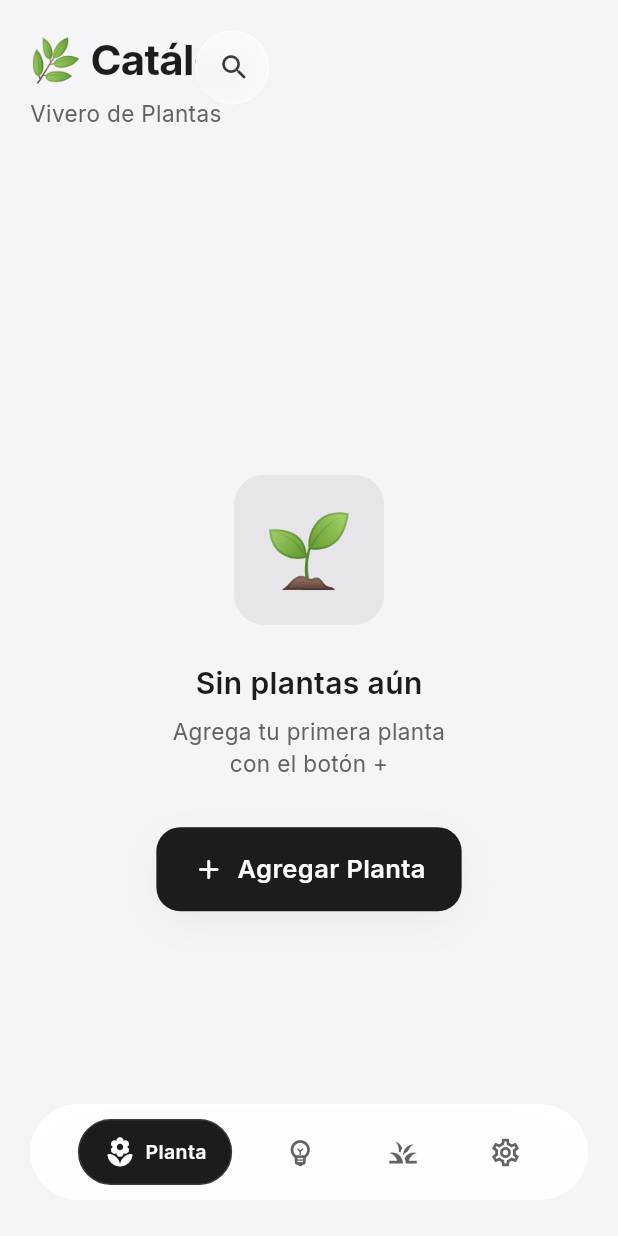
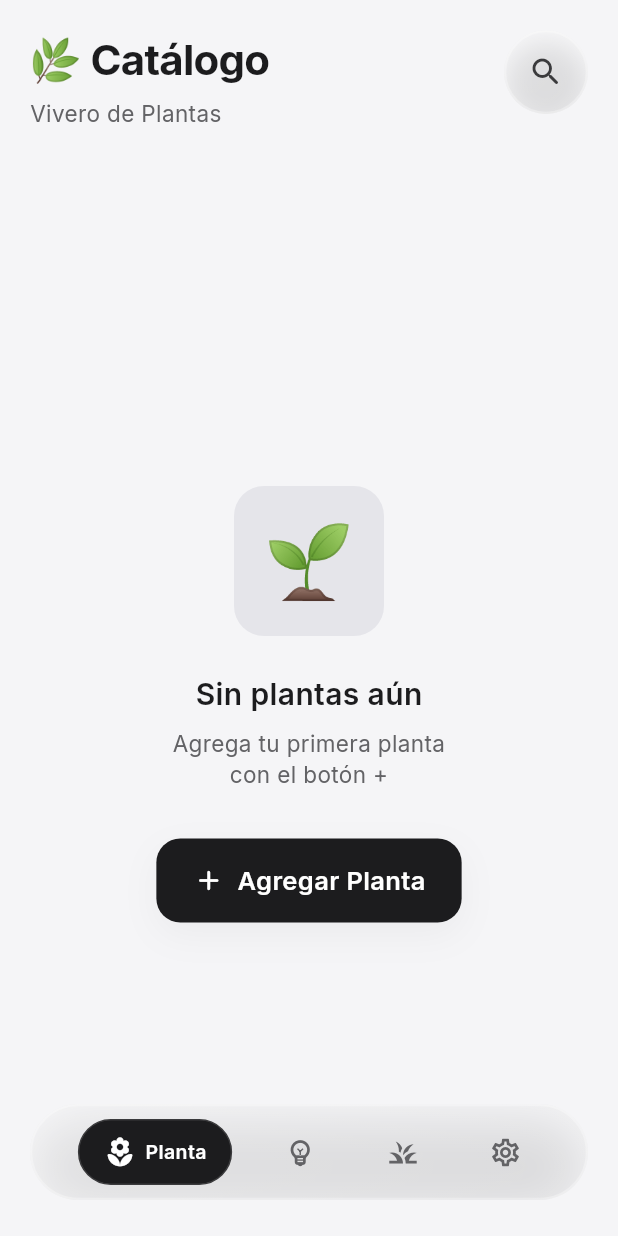
Before and after one commit to UziPech/viveroBalam, a Flutter app: the screen it shows after launch, on a phone screen of 412 x 824 dp. Run offline on Flutter 3.47's test engine with Material 3 defaults, Android fonts, the phone set to English and light mode, and no system bars; drawn by our look-alikes of flutter_animate; our stand-ins replace file_picker, flutter_image_compress, flutter_riverpod, gap, go_router, google_fonts and 4 more; accounts and stored records are empty.

Commit message:
mejoras de diseño

```diff
--- a/lib/core/widgets/animated_search_bar.dart
+++ b/lib/core/widgets/animated_search_bar.dart
@@ -1,21 +1,22 @@
 import 'dart:ui';
 import 'package:flutter/material.dart';
 import '../theme/app_design.dart';
+import '../theme/app_colors.dart';
 
-/// Buscador expansible animado estilo iOS con Glassmorphism
+/// Buscador expansible animado con efecto Liquid Glass
 /// Se expande de un círculo con lupa a una barra de búsqueda completa
 class AnimatedSearchBar extends StatefulWidget {
   final Function(String) onSearch;
   final String hintText;
   final double expandedWidth;
-  final double collapsedWidth;
+  final double collapsedSize;
 
   const AnimatedSearchBar({
     super.key,
     required this.onSearch,
     this.hintText = 'Buscar...',
     this.expandedWidth = 280,
-    this.collapsedWidth = 50,
+    this.collapsedSize = 56,
   });
 
   @override
@@ -63,6 +64,7 @@ class _AnimatedSearchBarState extends State<AnimatedSearchBar> {
   }
 
   void _onSearchChanged(String value) {
+    setState(() {}); // Rebuild para mostrar/ocultar botón limpiar
     widget.onSearch(value);
   }
 
@@ -70,6 +72,7 @@ class _AnimatedSearchBarState extends State<AnimatedSearchBar> {
     _controller.clear();
     widget.onSearch('');
     _focusNode.requestFocus();
+    setState(() {});
   }
 
   @override
@@ -77,50 +80,45 @@ class _AnimatedSearchBarState extends State<AnimatedSearchBar> {
     return AnimatedContainer(
       duration: const Duration(milliseconds: 350),
       curve: Curves.easeInOut,
-      width: _isExpanded ? widget.expandedWidth : widget.collapsedWidth,
-      height: 50,
+      width: _isExpanded ? widget.expandedWidth : widget.collapsedSize,
+      height: widget.collapsedSize,
       child: ClipRRect(
-        borderRadius: BorderRadius.circular(25),
+        borderRadius: BorderRadius.circular(widget.collapsedSize / 2),
         child: BackdropFilter(
-          filter: ImageFilter.blur(sigmaX: 20, sigmaY: 20),
-          child: AnimatedContainer(
-            duration: const Duration(milliseconds: 350),
-            curve: Curves.easeInOut,
+          // Más blur cuando está expandido para efecto más premium
+          filter: ImageFilter.blur(
+            sigmaX: _isExpanded ? 25 : 15,
+            sigmaY: _isExpanded ? 25 : 15,
+          ),
+          child: Container(
             decoration: BoxDecoration(
-              // Fondo glassmorphism - blanco semi-transparente
+              // Fondo Liquid Glass
+              color: AppColors.liquidGlassBackground,
+              borderRadius: BorderRadius.circular(widget.collapsedSize / 2),
+              // Borde brillante
+              border: Border.all(
+                color: AppColors.liquidGlassBorder,
+                width: 1.5,
+              ),
+              // Gradiente más visible cuando expandido
               gradient: LinearGradient(
                 begin: Alignment.topLeft,
                 end: Alignment.bottomRight,
                 colors: [
-                  Colors.white.withAlpha(_isExpanded ? 230 : 200),
-                  Colors.white.withAlpha(_isExpanded ? 200 : 180),
+                  Color.fromRGBO(255, 255, 255, _isExpanded ? 0.4 : 0.3),
+                  Color.fromRGBO(255, 255, 255, _isExpanded ? 0.15 : 0.1),
                 ],
               ),
-              borderRadius: BorderRadius.circular(25),
-              // Borde brillante premium
-              border: Border.all(
-                color: Colors.white.withAlpha(_isExpanded ? 180 : 120),
-                width: 1.5,
-              ),
-              // Sombra suave
+              // Sombra premium
               boxShadow: [
                 BoxShadow(
-                  color: AppDesign.gray900.withAlpha(_isExpanded ? 20 : 10),
+                  color: const Color.fromRGBO(0, 0, 0, 0.12),
                   blurRadius: _isExpanded ? 30 : 15,
                   offset: const Offset(0, 8),
-                  spreadRadius: 0,
-                ),
-                // Sombra interior para profundidad
-                BoxShadow(
-                  color: Colors.white.withAlpha(80),
-                  blurRadius: 1,
-                  offset: const Offset(0, -1),
-                  spreadRadius: 0,
                 ),
               ],
             ),
             child: Row(
-              mainAxisAlignment: MainAxisAlignment.end,
               children: [
                 // TextField (solo visible cuando está expandido)
                 if (_isExpanded)
@@ -152,32 +150,23 @@ class _AnimatedSearchBarState extends State<AnimatedSearchBar> {
                   GestureDetector(
                     onTap: _clearSearch,
                     child: Container(
-                      padding: const EdgeInsets.all(8),
+                      padding: const EdgeInsets.all(10),
                       child: Icon(
                         Icons.close_rounded,
                         color: AppDesign.gray500,
-                        size: 18,
+                        size: 20,
                       ),
                     ),
                   ),
 
-                // Botón de búsqueda/lupa con efecto glass
+                // Botón de búsqueda/lupa
                 GestureDetector(
                   onTap: _toggleSearch,
                   child: Container(
-                    width: 50,
-                    height: 50,
+                    width: widget.collapsedSize - 3,
+                    height: widget.collapsedSize - 3,
                     decoration: BoxDecoration(
-                      borderRadius: BorderRadius.circular(25),
-                      // Efecto de hover/presionado
-                      gradient: _isExpanded ? null : LinearGradient(
-                        begin: Alignment.topCenter,
-                        end: Alignment.bottomCenter,
-                        colors: [
-                          Colors.white.withAlpha(60),
-                          Colors.white.withAlpha(20),
-                        ],
-                      ),
+                      borderRadius: BorderRadius.circular(widget.collapsedSize / 2),
                     ),
                     child: Center(
                       child: AnimatedSwitcher(
@@ -186,7 +175,7 @@ class _AnimatedSearchBarState extends State<AnimatedSearchBar> {
                           _isExpanded ? Icons.close_rounded : Icons.search_rounded,
                           key: ValueKey(_isExpanded),
                           color: AppDesign.gray700,
-                          size: 22,
+                          size: 24,
                         ),
                       ),
                     ),
--- a/lib/features/home/presentation/screens/main_layout.dart
+++ b/lib/features/home/presentation/screens/main_layout.dart
@@ -5,6 +5,7 @@ import '../../../plantas/presentation/screens/config_screen.dart';
 import '../../../artesanias/presentation/screens/artesanias_screen.dart';
 import '../../../sustratos/presentation/screens/sustratos_screen.dart';
 import '../../../../core/theme/app_design.dart';
+import '../../../../core/theme/app_colors.dart';
 
 class MainLayout extends StatefulWidget {
   const MainLayout({super.key});
@@ -119,16 +120,35 @@ class _MainLayoutState extends State<MainLayout> {
     return ClipRRect(
       borderRadius: BorderRadius.circular(AppDesign.radiusPill),
       child: BackdropFilter(
-        filter: ImageFilter.blur(sigmaX: 40, sigmaY: 40),
+        filter: ImageFilter.blur(sigmaX: 15, sigmaY: 15),
         child: Container(
           height: 64,
           padding: const EdgeInsets.symmetric(horizontal: AppDesign.space8),
           decoration: BoxDecoration(
-            color: Colors.white.withAlpha(230),
+            // Fondo Liquid Glass
+            color: AppColors.liquidGlassBackground,
             borderRadius: BorderRadius.circular(AppDesign.radiusPill),
-            border: Border.all(color: Colors.white.withAlpha(150), width: 1.5),
-            boxShadow: [
-              BoxShadow(color: Colors.black.withAlpha(15), blurRadius: 30, offset: const Offset(0, 10)),
+            // Borde brillante
+            border: Border.all(
+              color: AppColors.liquidGlassBorder,
+              width: 1.5,
+            ),
+            // Gradiente sutil
+            gradient: const LinearGradient(
+              begin: Alignment.topLeft,
+              end: Alignment.bottomRight,
+              colors: [
+                Color.fromRGBO(255, 255, 255, 0.3),
+                Color.fromRGBO(255, 255, 255, 0.1),
+              ],
+            ),
+            // Sombra premium
+            boxShadow: const [
+              BoxShadow(
+                color: Color.fromRGBO(0, 0, 0, 0.12),
+                blurRadius: 30,
+                offset: Offset(0, 10),
+              ),
             ],
           ),
           child: Row(
--- a/lib/features/plantas/presentation/screens/plantas_screen.dart
+++ b/lib/features/plantas/presentation/screens/plantas_screen.dart
@@ -63,7 +63,8 @@ class _PlantasScreenState extends ConsumerState<PlantasScreen>
             Padding(
               padding: const EdgeInsets.all(AppDesign.screenPadding),
               child: SizedBox(
-                height: 60,
+                width: double.infinity,
+                height: 75,
                 child: Stack(
                   children: [
                     // Título
@@ -88,6 +89,7 @@ class _PlantasScreenState extends ConsumerState<PlantasScreen>
                         },
                         hintText: 'Buscar planta...',
                         expandedWidth: MediaQuery.of(context).size.width - 40,
+                        collapsedSize: 56,
                       ),
                     ),
                   ],
```
